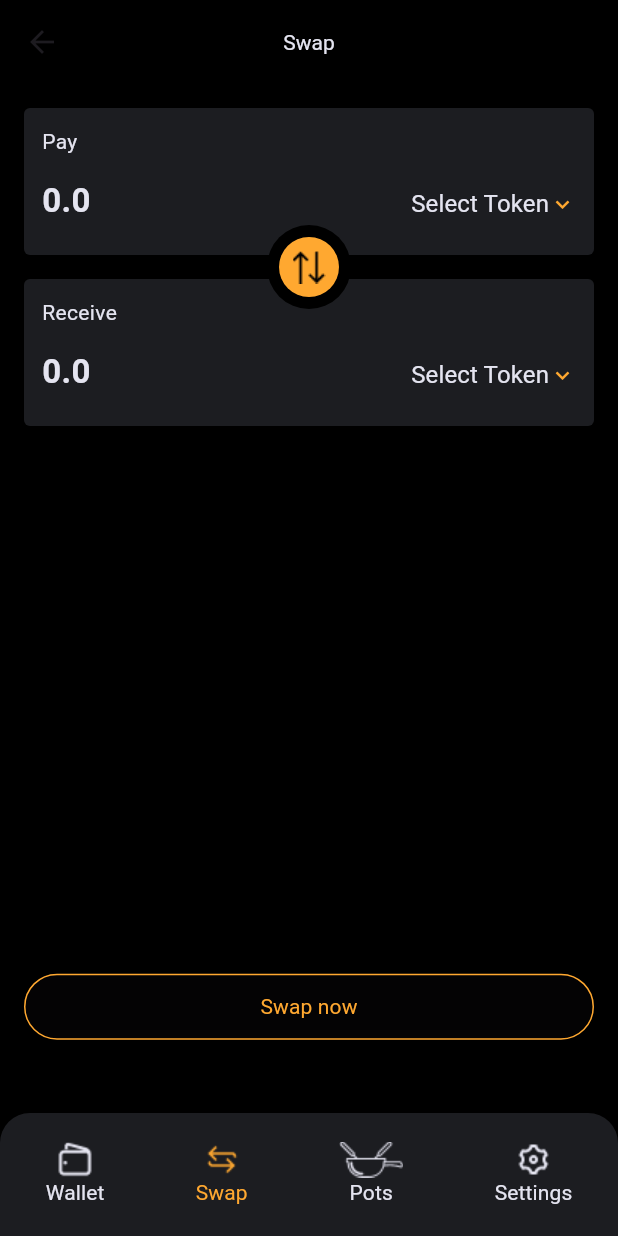
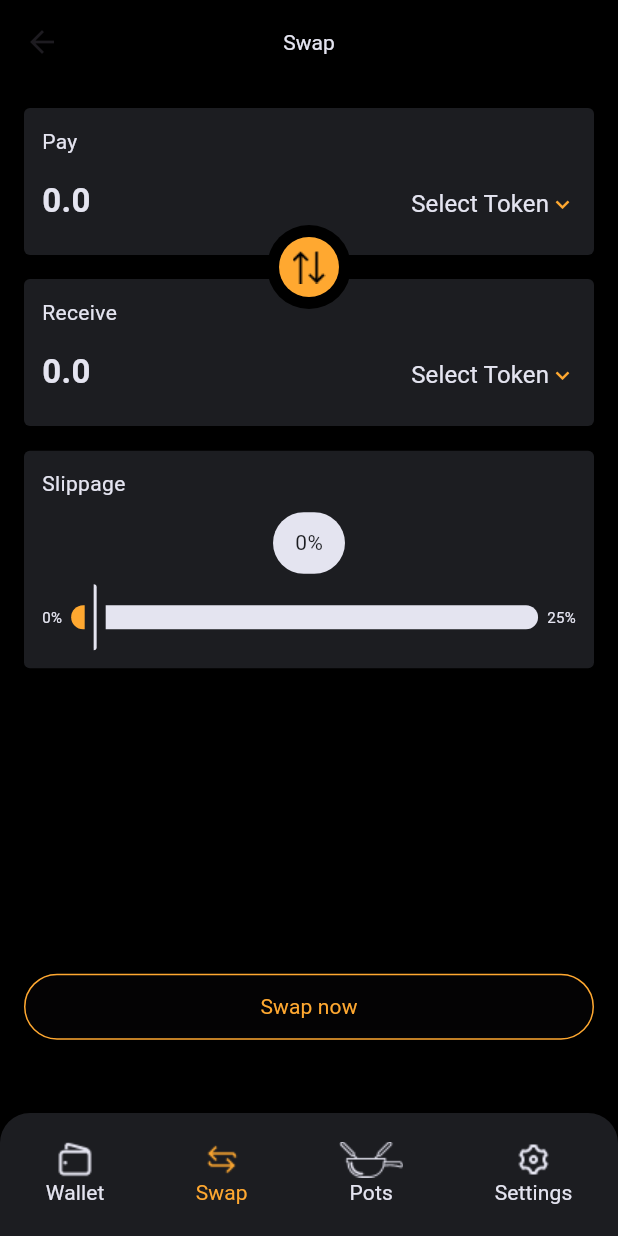
Before and after one commit to SayNode/fondue-swap-flutter, a Flutter app: the HomePageLoader screen opened directly, item 2 of the bottom bar chosen, on a phone screen of 412 x 824 dp. Run offline on Flutter 3.47's test engine with Material 3 defaults, Android fonts, the phone set to English and light mode, and no system bars; our stand-ins replace flutter_secure_storage, flutter_svg, get, get_storage, google_fonts; missing offline and left inert: crypt, thor_devkit_dart, thor_request_dart, web3dart; accounts and stored records are empty; project files that could hold a hidden picture were left out.

Commit message:
added slippage slider

```diff
--- a/lib/pages/swap/controller/swap_controller.dart
+++ b/lib/pages/swap/controller/swap_controller.dart
@@ -41,7 +41,9 @@ class SwapController extends GetxController {
   }
 
   Future<void> getPrice() async {
-    if (swapService.tokenX.value != null && swapService.tokenY.value != null) {
+    if (swapService.tokenX.value != null &&
+        swapService.tokenY.value != null &&
+        swapService.slippage.value != 0) {
       showPriceWidget.value = true;
     }
   }
--- a/lib/pages/swap/swap_page.dart
+++ b/lib/pages/swap/swap_page.dart
@@ -5,6 +5,7 @@ import '../../utils/util.dart';
 import '../../widgets/fondue_button.dart';
 import 'controller/swap_controller.dart';
 import 'widget/price_widget.dart';
+import 'widget/slippage_slider/slippage_slider.dart';
 import 'widget/swap_widget.dart';
 
 class SwapPage extends GetView<SwapController> {
@@ -23,6 +24,8 @@ class SwapPage extends GetView<SwapController> {
                 padding: EdgeInsets.symmetric(vertical: 8),
                 child: PriceWidget(),
               ),
+            SizedBox(height: getRelativeHeight(16)),
+            const SlippageSlider(),
             const Spacer(),
             const FondueButton(text: 'Swap now'),
             SizedBox(height: getRelativeHeight(30)),
--- /dev/null
+++ b/lib/pages/swap/widget/slippage_slider/slippage_slider.dart
@@ -0,0 +1,152 @@
+import 'package:flutter/material.dart';
+import 'package:get/get.dart';
+
+import '../../../../services/theme_service.dart';
+import '../../../../theme/constants.dart';
+import '../../../../theme/custom_theme.dart';
+import 'slippage_slider_controller.dart';
+
+class SlippageSlider extends GetView<SlippageSliderController> {
+  const SlippageSlider({super.key});
+
+  @override
+  Widget build(BuildContext context) {
+    Get.put(SlippageSliderController());
+    final FondueSwapTheme theme = Get.put(ThemeService()).fondueSwapTheme;
+
+    return Container(
+      padding: const EdgeInsets.all(
+        12,
+      ),
+      width: double.infinity,
+      decoration: BoxDecoration(
+        color: theme.graphite,
+        borderRadius: BorderRadius.circular(4),
+      ),
+      child: Column(
+        children: <Widget>[
+          Align(
+            alignment: Alignment.centerLeft,
+            child: Text(
+              'Slippage',
+              style:
+                  FondueSwapConstants.fromColor(theme.mistyLavender).kRoboto14,
+            ),
+          ),
+          const SizedBox(
+            height: 9,
+          ),
+          Container(
+            height: 41,
+            width: 48,
+            decoration: BoxDecoration(
+              color: theme.mistyLavender,
+              borderRadius: BorderRadius.circular(100),
+            ),
+            child: Center(
+              child: Obx(
+                () {
+                  return Text(
+                    '${controller.swapService.slippage.value}%',
+                    style:
+                        FondueSwapConstants.fromColor(theme.graphite).kRoboto14,
+                  );
+                },
+              ),
+            ),
+          ),
+          Row(
+            crossAxisAlignment: CrossAxisAlignment.end,
+            children: <Widget>[
+              Padding(
+                padding: const EdgeInsets.symmetric(vertical: 14),
+                child: Text(
+                  '0%',
+                  style: FondueSwapConstants.fromColor(theme.mistyLavender)
+                      .kRoboto10,
+                ),
+              ),
+              const SizedBox(
+                width: 6,
+              ),
+              //round container wraped in gesturedetector
+              Obx(
+                () {
+                  return Padding(
+                    padding: const EdgeInsets.symmetric(vertical: 14),
+                    child: Container(
+                      height: 16,
+                      width: 9 + controller.offset.value,
+                      decoration: BoxDecoration(
+                        color: theme.goldenSunset,
+                        borderRadius: const BorderRadius.horizontal(
+                          left: Radius.circular(16),
+                        ),
+                      ),
+                    ),
+                  );
+                },
+              ),
+              GestureDetector(
+                behavior: HitTestBehavior.opaque,
+                onHorizontalDragEnd: (DragEndDetails details) {
+                  controller.onDragEnd();
+                },
+                onHorizontalDragUpdate: controller.onDragUpdate,
+                child: Column(
+                  children: <Widget>[
+                    //container with 48, height 41 width and rounded corners and color mistyLavender
+
+                    const SizedBox(
+                      height: 7,
+                    ),
+                    Padding(
+                      padding: const EdgeInsets.symmetric(horizontal: 6),
+                      child: Container(
+                        height: 44,
+                        width: 2,
+                        decoration: BoxDecoration(
+                          color: theme.mistyLavender,
+                          borderRadius: const BorderRadius.horizontal(
+                            right: Radius.circular(2),
+                          ),
+                        ),
+                      ),
+                    ),
+                  ],
+                ),
+              ),
+
+              Expanded(
+                //add container as child with height 16 and rounded corners
+                child: Padding(
+                  padding: const EdgeInsets.symmetric(vertical: 14),
+                  child: Container(
+                    height: 16,
+                    decoration: BoxDecoration(
+                      color: theme.mistyLavender,
+                      borderRadius: const BorderRadius.horizontal(
+                        right: Radius.circular(16),
+                      ),
+                    ),
+                  ),
+                ),
+              ),
+              const SizedBox(
+                width: 6,
+              ),
+              Padding(
+                padding: const EdgeInsets.symmetric(vertical: 14),
+                child: Text(
+                  '25%',
+                  style: FondueSwapConstants.fromColor(theme.mistyLavender)
+                      .kRoboto10,
+                ),
+              ),
+            ],
+          ),
+        ],
+      ),
+    );
+  }
+}
--- /dev/null
+++ b/lib/pages/swap/widget/slippage_slider/slippage_slider_controller.dart
@@ -0,0 +1,25 @@
+import 'package:flutter/material.dart';
+import 'package:get/get.dart';
+
+import '../../../../services/swap_service/swap_service.dart';
+import '../../../../utils/util.dart';
+
+class SlippageSliderController extends GetxController {
+  final RxDouble offset = 0.0.obs;
+  double temp = 0;
+  final SwapService swapService = Get.find<SwapService>();
+  final double x = getRelativeWidth(237) / 25;
+
+  void onDragEnd() {
+    temp = offset.value;
+  }
+
+  void onDragUpdate(DragUpdateDetails details) {
+    //print(details.localPosition.dx);
+    if (details.localPosition.dx + temp > 0 &&
+        details.localPosition.dx + temp < getRelativeWidth(237)) {
+      offset.value = details.localPosition.dx + temp;
+    }
+    swapService.slippage.value = (offset.value / x).round();
+  }
+}
--- a/lib/services/swap_service/swap_service.dart
+++ b/lib/services/swap_service/swap_service.dart
@@ -17,6 +17,7 @@ class SwapService extends GetxService {
 
   Rx<Token?> tokenX = Rxn<Token>();
   Rx<Token?> tokenY = Rxn<Token>();
+  RxInt slippage = 0.obs;
 
   Future<void> getQuote({
     required String tokenXAddress,
```
